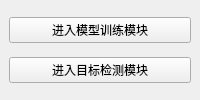
Old version of the form yolo/updated files/Assets/UI/MainGUI.ui in the repository kimmkless/YoloDetector.
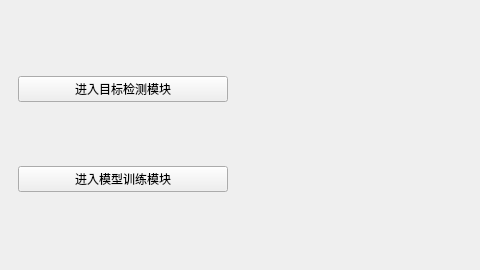
New version of the form.

Diff of the .ui file:
```diff
--- a/yolo/updated files/Assets/UI/MainGUI.ui
+++ b/yolo/updated files/Assets/UI/MainGUI.ui
@@ -2,24 +2,47 @@
 <ui version="4.0">
  <class>MainWindow</class>
  <widget class="QMainWindow" name="MainWindow">
+  <property name="geometry">
+   <rect>
+    <x>0</x>
+    <y>0</y>
+    <width>480</width>
+    <height>270</height>
+   </rect>
+  </property>
   <property name="windowTitle">
    <string>YOLO 主控制台</string>
   </property>
   <widget class="QWidget" name="centralwidget">
-   <layout class="QVBoxLayout" name="verticalLayout">
+   <layout class="QHBoxLayout" name="horizontalLayout">
     <item>
-     <widget class="QPushButton" name="trainButton">
-      <property name="text">
-       <string>进入模型训练模块</string>
-      </property>
+     <widget class="QWidget" name="widget" native="true">
+      <layout class="QVBoxLayout" name="verticalLayout_2">
+       <item>
+        <widget class="QPushButton" name="detectButton">
+         <property name="cursor">
+          <cursorShape>PointingHandCursor</cursorShape>
+         </property>
+         <property name="text">
+          <string>进入目标检测模块</string>
+         </property>
+        </widget>
+       </item>
+       <item>
+        <widget class="QPushButton" name="trainButton">
+         <property name="cursor">
+          <cursorShape>PointingHandCursor</cursorShape>
+         </property>
+         <property name="text">
+          <string>进入模型训练模块</string>
+         </property>
+        </widget>
+       </item>
+      </layout>
      </widget>
     </item>
     <item>
-     <widget class="QPushButton" name="detectButton">
-      <property name="text">
-       <string>进入目标检测模块</string>
-      </property>
-     </widget>
+     <widget class="QWidget" name="widget_2" native="true"/>
     </item>
    </layout>
   </widget>
```
